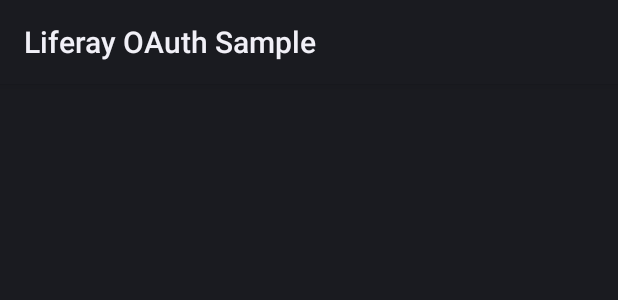
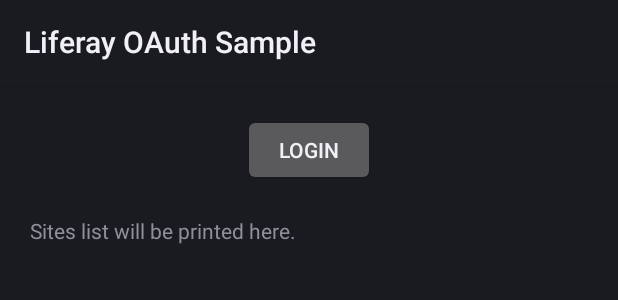
Before and after one commit to liferay-mobile/liferay-android-sdk-oauth, an Android app: the layout main.xml on its own in the app's theme, with its tools: preview values and no code run, on a phone screen of 412 x 824 dp. Shown: the top 300 px of the screen. Run offline under Robolectric (Android 15) with nearby library versions, the phone set to English and light mode, and no system bars.

Commit message:
Add login button, authentication only happens when user clicks on it

```diff
--- a/sample/src/main/res/layout/main.xml
+++ b/sample/src/main/res/layout/main.xml
@@ -2,10 +2,21 @@
 	xmlns:tools="http://schemas.android.com/tools"
 	android:layout_width="match_parent"
 	android:layout_height="match_parent"
+	android:padding="@dimen/padding"
 	tools:context=".MainActivity">
 
+	<Button
+		android:id="@+id/login"
+		android:layout_width="wrap_content"
+		android:layout_height="wrap_content"
+		android:layout_centerHorizontal="true"
+		android:text="@string/login" />
+
 	<TextView
-		android:id="@+id/sites"
+		android:id="@+id/result"
 		android:layout_width="wrap_content"
-		android:layout_height="wrap_content" />
+		android:layout_height="wrap_content"
+		android:layout_below="@id/login"
+		android:layout_marginTop="@dimen/padding"
+		android:text="@string/result" />
 </RelativeLayout>
--- /dev/null
+++ b/sample/src/main/res/values/dimensions.xml
@@ -0,0 +1,4 @@
+<?xml version="1.0" encoding="utf-8"?>
+<resources>
+	<dimen name="padding">20dp</dimen>
+</resources>
--- a/sample/src/main/res/values/strings.xml
+++ b/sample/src/main/res/values/strings.xml
@@ -1,4 +1,6 @@
 <?xml version="1.0" encoding="utf-8"?>
 <resources>
 	<string name="app_name">Liferay OAuth Sample</string>
+	<string name="login">Login</string>
+	<string name="result">Sites list will be printed here.</string>
 </resources>
```
Also changed, not shown: sample/src/main/java/com/liferay/mobile/sample/activity/MainActivity.java (+17 -5 lines).
